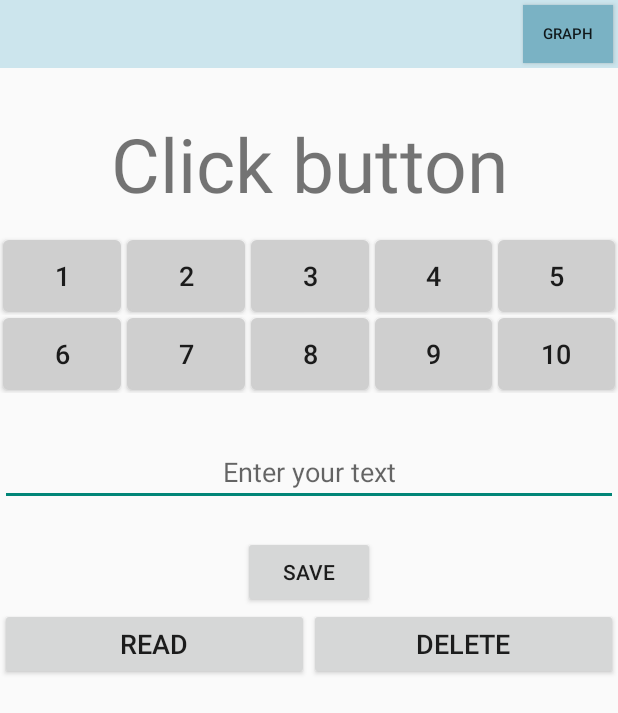
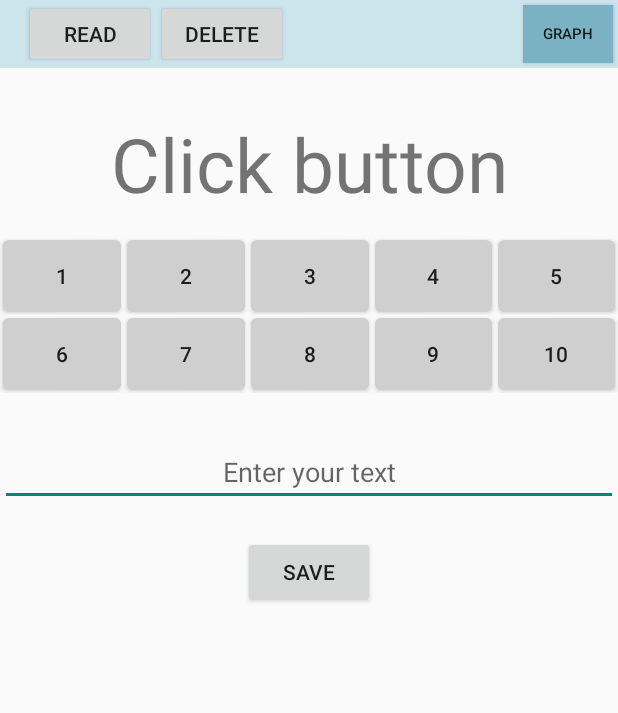
Before and after one commit to AlexandrMarikutsa/NewTestApp, an Android app: the screen it shows after launch (MainActivity), after a tap on "SAVE", on a phone screen of 412 x 824 dp. Shown: the top 713 px of the screen. Run offline under Robolectric (Android 15) with nearby library versions, the phone set to English and light mode, and no system bars.

```diff
--- a/app/src/main/java/com/demo/develop/newtestapp/MainActivity.java
+++ b/app/src/main/java/com/demo/develop/newtestapp/MainActivity.java
@@ -8,6 +8,7 @@ import android.view.View;
 import android.widget.Button;
 import android.widget.CompoundButton;
 import android.widget.EditText;
+import android.widget.Toast;
 import android.widget.ToggleButton;
 
 import com.demo.develop.newtestapp.helper.DBHelper;
@@ -41,9 +42,14 @@ public class MainActivity extends Activity implements View.OnClickListener {
         Dao dao = new Dao(dbHelper);
         switch (v.getId()) {
             case R.id.save_button:
-                String text = enterText.getText().toString();
-                enterText.getText().clear();
-                dao.save(rating,text);
+                if(rating != 0) {
+                    String text = enterText.getText().toString();
+                    enterText.getText().clear();
+                    dao.save(rating, text);
+                }else {
+                    Toast.makeText(getApplicationContext(), "You didn't choose rating",
+                            Toast.LENGTH_LONG).show();
+                }
                 break;
             case R.id.btnRead:
                 dao.readAll();
@@ -67,7 +73,6 @@ public class MainActivity extends Activity implements View.OnClickListener {
                 public void onCheckedChanged(CompoundButton buttonView, boolean isChecked) {
 
                     if (currentButton != null) {
-                        currentButton.setChecked(false);
                         rating =0;
                     }
                     currentButton = (ToggleButton) buttonView;
--- a/app/src/main/res/layout/activity_main.xml
+++ b/app/src/main/res/layout/activity_main.xml
@@ -8,7 +8,33 @@
         android:layout_width="match_parent"
         android:layout_height="@dimen/toolbar_layout_height"
         android:minHeight="?attr/actionBarSize"
-        android:background="@color/toolbar_background">
+        android:background="@color/toolbar_background"
+        android:layout_alignParentLeft="true">
+
+        <LinearLayout
+            android:layout_width="wrap_content"
+            android:layout_height="wrap_content"
+            android:id="@+id/databaseEdite"
+            android:layout_below="@+id/save_button"
+            android:baselineAligned="false">
+            <Button
+                android:debuggable="true"
+                android:id="@+id/btnRead"
+                android:layout_height="wrap_content"
+                android:layout_width="match_parent"
+                android:layout_weight="1"
+                android:text="@string/button_read"
+                android:textSize="@dimen/central_buttons_text_size">
+            </Button>
+            <Button
+                android:id="@+id/btnDelete"
+                android:layout_height="wrap_content"
+                android:layout_width="match_parent"
+                android:layout_weight="1"
+                android:text="@string/button_delete"
+                android:textSize="@dimen/central_buttons_text_size">
+            </Button>
+        </LinearLayout>
 
         <Button
             android:layout_width="@dimen/toolbar_button_width"
@@ -192,26 +218,4 @@
         android:layout_alignParentRight="false"
         android:layout_marginTop="@dimen/button_save_layout_margin_top" />
 
-    <LinearLayout
-        android:layout_width="match_parent"
-        android:layout_height="wrap_content"
-        android:id="@+id/databaseEdite"
-        android:layout_below="@+id/save_button">
-        <Button
-            android:id="@+id/btnRead"
-            android:layout_height="wrap_content"
-            android:layout_width="match_parent"
-            android:layout_weight="1"
-            android:text="@string/button_read"
-            android:textSize="@dimen/central_buttons_text_size">
-        </Button>
-        <Button
-            android:id="@+id/btnDelete"
-            android:layout_height="wrap_content"
-            android:layout_width="match_parent"
-            android:layout_weight="1"
-            android:text="@string/button_delete"
-            android:textSize="@dimen/central_buttons_text_size">
-        </Button>
-    </LinearLayout>
 </RelativeLayout>
--- a/app/src/main/res/values/dimens.xml
+++ b/app/src/main/res/values/dimens.xml
@@ -10,7 +10,7 @@
     <dimen name="central_text_view_layout_margin_top">30dp</dimen>
     <dimen name="toolbar_button_margin">3dp</dimen>
     <dimen name="layout_with_all_buttons_margin_top">15dp</dimen>
-    <dimen name="central_buttons_text_size">18sp</dimen>
+    <dimen name="central_buttons_text_size">14sp</dimen>
     <dimen name="edit_text_layout_margin_top">30dp</dimen>
     <dimen name="button_save_layout_margin_top">20dp</dimen>
     <dimen name="graph_margin_top">25dp</dimen>
```
